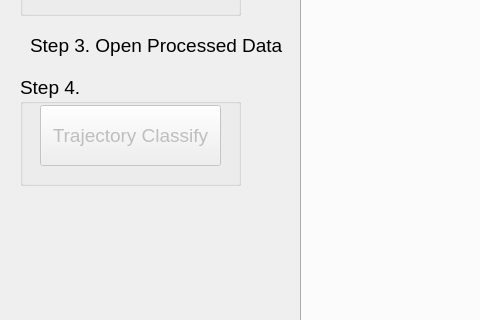
jefftsai8049/In-hive_Honey_Bee_Monitoring_System, file dataprocesswindow.ui: the form before one commit; both pictures show x 0 to 480 and y 183 to 503 of the 1007 by 776 pixel window.
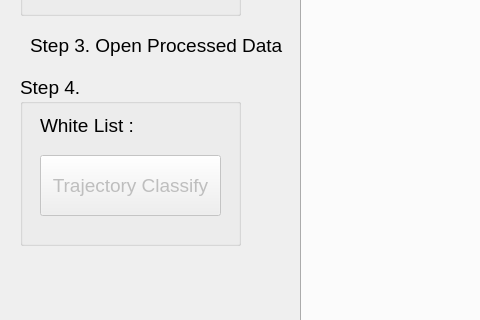
The form after the commit. Custom widgets are drawn as their Qt base class.

Commit message: add white list

What changed in the file:
```diff
--- a/dataprocesswindow.ui
+++ b/dataprocesswindow.ui
@@ -110,7 +110,7 @@
       <x>20</x>
       <y>230</y>
       <width>221</width>
-      <height>111</height>
+      <height>171</height>
      </rect>
     </property>
     <property name="title">
@@ -123,7 +123,7 @@
      <property name="geometry">
       <rect>
        <x>20</x>
-       <y>30</y>
+       <y>80</y>
        <width>181</width>
        <height>61</height>
       </rect>
@@ -132,6 +132,19 @@
       <string>Trajectory Classify</string>
      </property>
     </widget>
+    <widget class="QLabel" name="current_white_list_label">
+     <property name="geometry">
+      <rect>
+       <x>20</x>
+       <y>40</y>
+       <width>181</width>
+       <height>21</height>
+      </rect>
+     </property>
+     <property name="text">
+      <string>White List :</string>
+     </property>
+    </widget>
    </widget>
    <widget class="QTabWidget" name="tabWidget">
     <property name="geometry">
```
Left out of the diff: 6 changed lines with no effect on the pictures. The commit also changes 8 other files.
